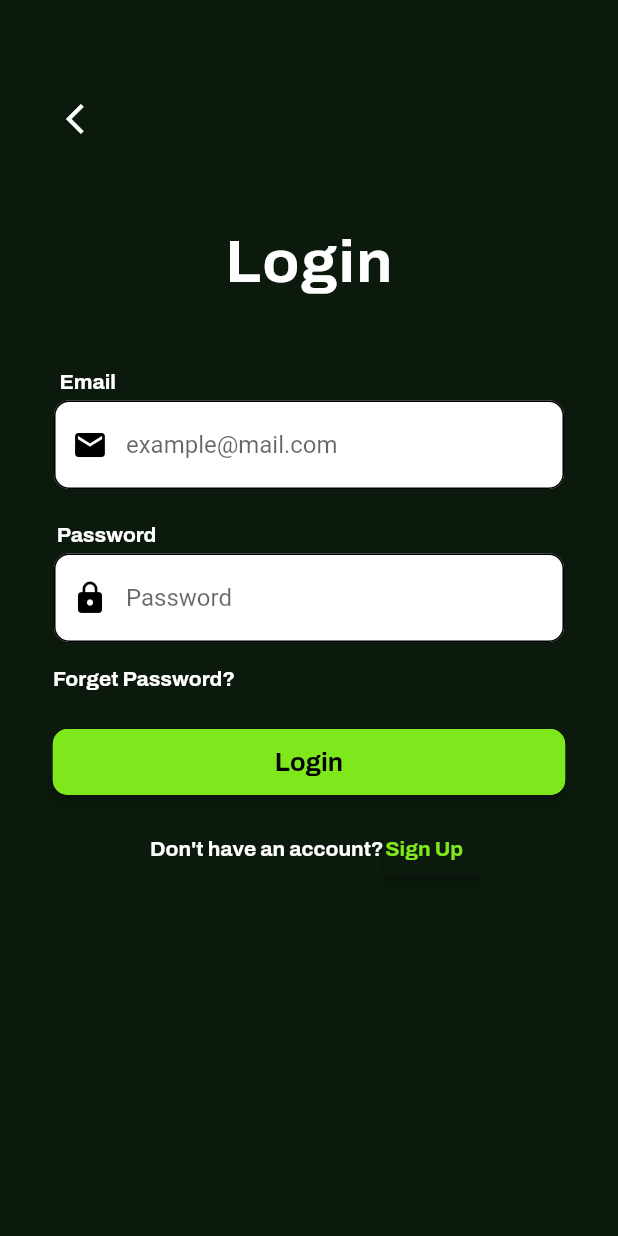
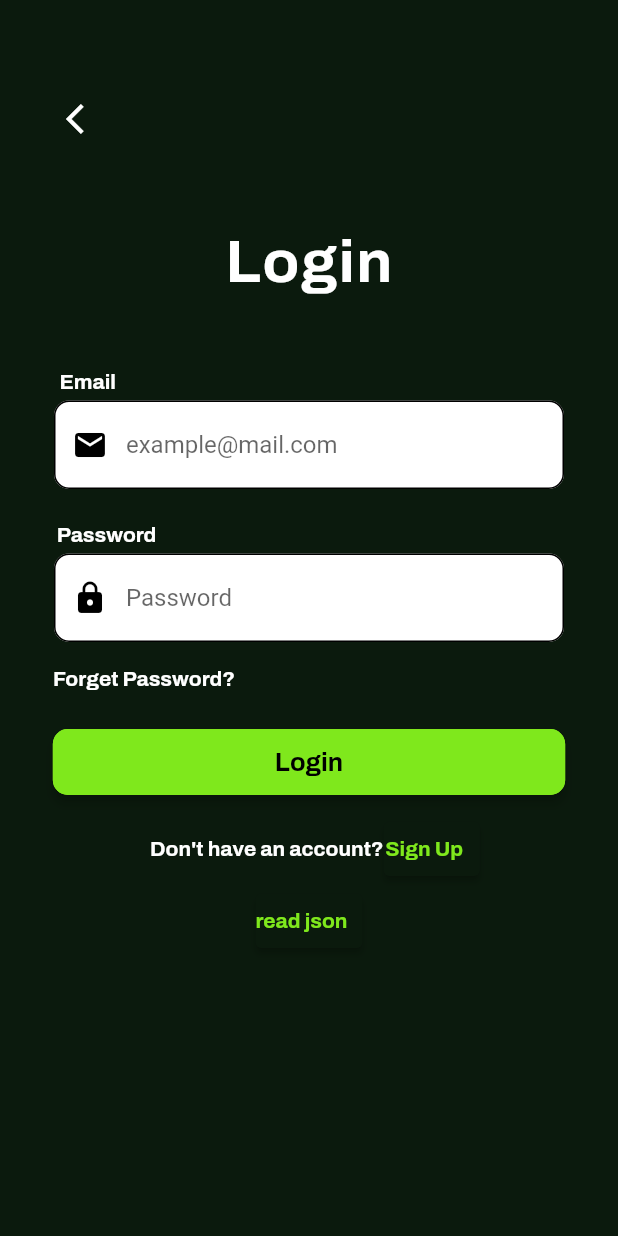
Before and after one commit to Dawood-Siddique/smacy, a Flutter app: the screen it shows after launch, after a tap on "Login", on a phone screen of 412 x 824 dp. Run offline on Flutter 3.47's test engine with Material 2 defaults, Android fonts, the phone set to English and light mode, and no system bars; our stand-ins replace smooth_page_indicator; network calls fail; project files that could hold a hidden picture were left out.

Commit message:
more edits

```diff
--- a/lib/json.dart
+++ b/lib/json.dart
@@ -18,11 +18,11 @@
       body: FutureBuilder(
         future: ReadJson(),
         builder: (context, data){
-          /*if (data.hasError) {
+          if (data.hasError) {
             return Center(
               child: Text('Error'),
             );
-          } else*/  if (data.hasData) {
+          } else  if (data.hasData) {
             var items = data.data as List<movie>;
 
             return ListView.builder(
--- a/lib/loginform.dart
+++ b/lib/loginform.dart
@@ -1,5 +1,8 @@
 import 'package:flutter/material.dart';
+import 'package:smacy/HomeScreen.dart';
 import 'package:smacy/Registratrion.dart';
+import 'package:smacy/bottomNavBar.dart';
+import 'package:smacy/json.dart';
 
 import 'main.dart';
 
@@ -133,7 +136,7 @@
                 shape: RoundedRectangleBorder(
                     borderRadius: BorderRadius.circular(10)),
                 padding: EdgeInsets.fromLTRB(148, 13, 148, 13)),
-            onPressed: () {},
+            onPressed: () {Navigator.push(context, MaterialPageRoute(builder: (context) => navBar()));},
             child: Text(
               'Login',
               style: TextStyle(
@@ -174,7 +177,20 @@
             )
           ],
         ),
+        ElevatedButton(
+          style: ElevatedButton.styleFrom(
+              primary: Color.fromRGBO(11, 26, 13, 1),
+              padding: EdgeInsets.fromLTRB(0, 10, 10, 10)),
+          onPressed: () {Navigator.push(context, MaterialPageRoute(builder: (context) => json()));},
+          child: Text(
+            'read json',
+            style: TextStyle(
+                color: Color.fromARGB(255, 127, 232, 28),
+                fontWeight: FontWeight.bold,fontFamily: 'Archivo',),
+          ),
+        ),
       ],
-    ))));
+    )
+    )));
   }
 }
```
Also changed, not shown: 10 other files.
